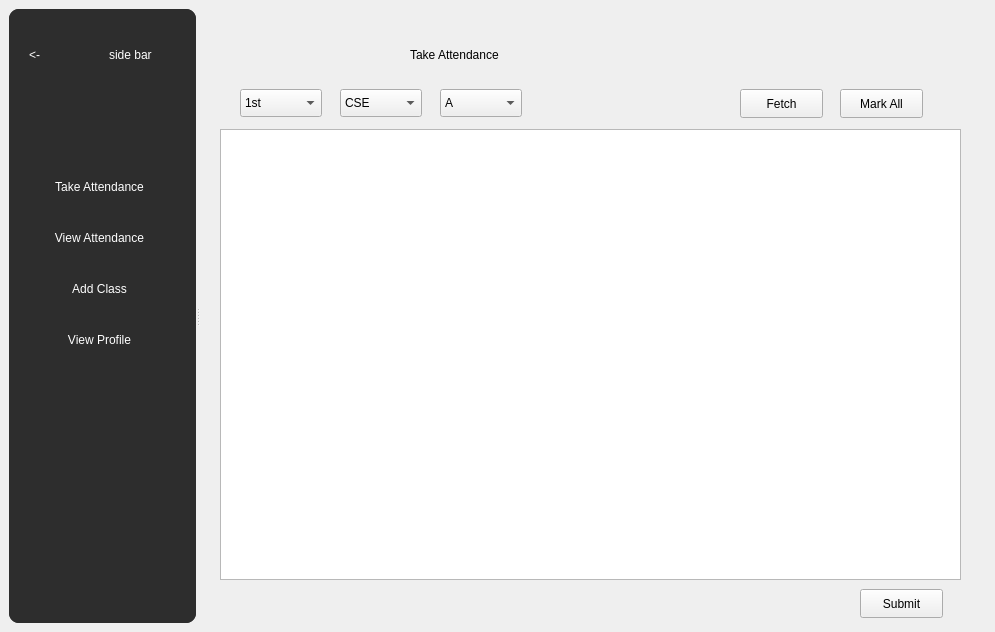
First picture: the form in mainwindow.ui, repository Shikhrrr/AttendanceManager, before the edit.
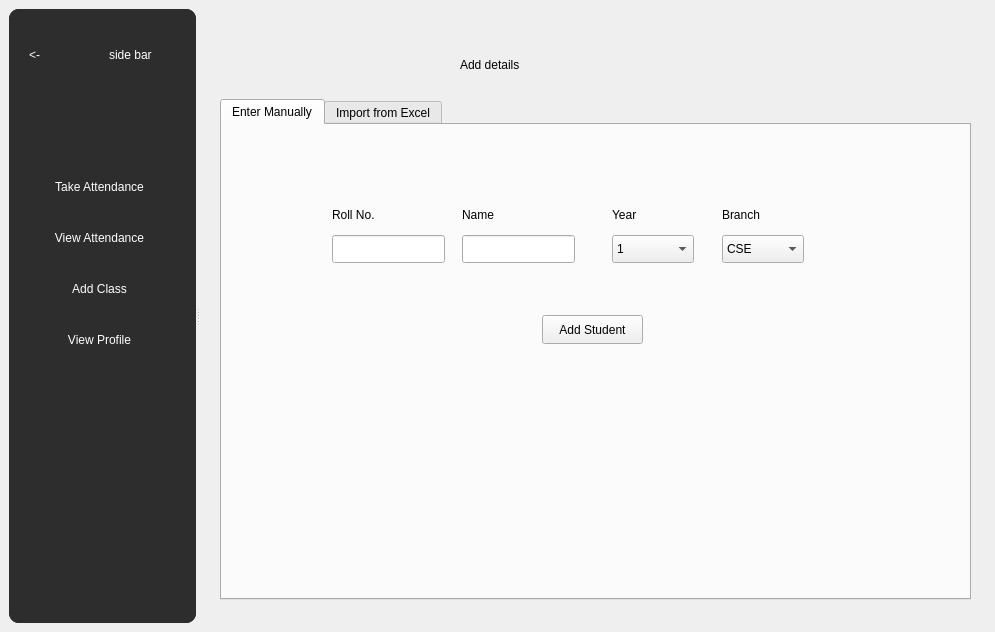
Second picture: the form after the edit.

Commit message: add student feature

What changed in the file:
```diff
--- a/mainwindow.ui
+++ b/mainwindow.ui
@@ -113,7 +113,7 @@
       </widget>
       <widget class="QStackedWidget" name="stackedWidget">
        <property name="currentIndex">
-        <number>0</number>
+        <number>3</number>
        </property>
        <widget class="QWidget" name="p0">
         <widget class="QLabel" name="label_7">
@@ -641,6 +641,200 @@
          </widget>
         </widget>
        </widget>
+       <widget class="QWidget" name="page">
+        <widget class="QLabel" name="label_18">
+         <property name="geometry">
+          <rect>
+           <x>260</x>
+           <y>30</y>
+           <width>201</width>
+           <height>51</height>
+          </rect>
+         </property>
+         <property name="styleSheet">
+          <string notr="true">font: 24pt &quot;Segoe UI&quot;;</string>
+         </property>
+         <property name="text">
+          <string>Add details</string>
+         </property>
+        </widget>
+        <widget class="QTabWidget" name="tabWidget">
+         <property name="geometry">
+          <rect>
+           <x>20</x>
+           <y>90</y>
+           <width>751</width>
+           <height>501</height>
+          </rect>
+         </property>
+         <property name="currentIndex">
+          <number>0</number>
+         </property>
+         <widget class="QWidget" name="tab">
+          <attribute name="title">
+           <string>Enter Manually</string>
+          </attribute>
+          <widget class="QLineEdit" name="addRoll">
+           <property name="geometry">
+            <rect>
+             <x>110</x>
+             <y>110</y>
+             <width>113</width>
+             <height>28</height>
+            </rect>
+           </property>
+          </widget>
+          <widget class="QLineEdit" name="addName">
+           <property name="geometry">
+            <rect>
+             <x>240</x>
+             <y>110</y>
+             <width>113</width>
+             <height>28</height>
+            </rect>
+           </property>
+          </widget>
+          <widget class="QLabel" name="label_19">
+           <property name="geometry">
+            <rect>
+             <x>110</x>
+             <y>80</y>
+             <width>63</width>
+             <height>20</height>
+            </rect>
+           </property>
+           <property name="text">
+            <string>Roll No.</string>
+           </property>
+          </widget>
+          <widget class="QLabel" name="label_20">
+           <property name="geometry">
+            <rect>
+             <x>240</x>
+             <y>80</y>
+             <width>41</width>
+             <height>20</height>
+            </rect>
+           </property>
+           <property name="text">
+            <string>Name</string>
+           </property>
+          </widget>
+          <widget class="QComboBox" name="addYear">
+           <property name="geometry">
+            <rect>
+             <x>390</x>
+             <y>110</y>
+             <width>82</width>
+             <height>28</height>
+            </rect>
+           </property>
+           <item>
+            <property name="text">
+             <string>1</string>
+            </property>
+           </item>
+           <item>
+            <property name="text">
+             <string>2</string>
+            </property>
+           </item>
+           <item>
+            <property name="text">
+             <string>3</string>
+            </property>
+           </item>
+           <item>
+            <property name="text">
+             <string>4</string>
+            </property>
+           </item>
+          </widget>
+          <widget class="QComboBox" name="addBranch">
+           <property name="geometry">
+            <rect>
+             <x>500</x>
+             <y>110</y>
+             <width>82</width>
+             <height>28</height>
+            </rect>
+           </property>
+           <item>
+            <property name="text">
+             <string>CSE</string>
+            </property>
+           </item>
+           <item>
+            <property name="text">
+             <string>IT</string>
+            </property>
+           </item>
+           <item>
+            <property name="text">
+             <string>DSA</string>
+            </property>
+           </item>
+          </widget>
+          <widget class="QLabel" name="label_21">
+           <property name="geometry">
+            <rect>
+             <x>390</x>
+             <y>80</y>
+             <width>63</width>
+             <height>20</height>
+            </rect>
+           </property>
+           <property name="text">
+            <string>Year</string>
+           </property>
+          </widget>
+          <widget class="QLabel" name="label_22">
+           <property name="geometry">
+            <rect>
+             <x>500</x>
+             <y>80</y>
+             <width>63</width>
+             <height>20</height>
+            </rect>
+           </property>
+           <property name="text">
+            <string>Branch</string>
+           </property>
+          </widget>
+          <widget class="QPushButton" name="addSubmit">
+           <property name="geometry">
+            <rect>
+             <x>320</x>
+             <y>190</y>
+             <width>101</width>
+             <height>29</height>
+            </rect>
+           </property>
+           <property name="text">
+            <string>Add Student</string>
+           </property>
+          </widget>
+          <widget class="QLabel" name="addStatus">
+           <property name="geometry">
+            <rect>
+             <x>150</x>
+             <y>270</y>
+             <width>441</width>
+             <height>20</height>
+            </rect>
+           </property>
+           <property name="text">
+            <string/>
+           </property>
+          </widget>
+         </widget>
+         <widget class="QWidget" name="tab_2">
+          <attribute name="title">
+           <string>Import from Excel</string>
+          </attribute>
+         </widget>
+        </widget>
+       </widget>
       </widget>
      </widget>
     </item>
```
The commit also changes 2 other files.
